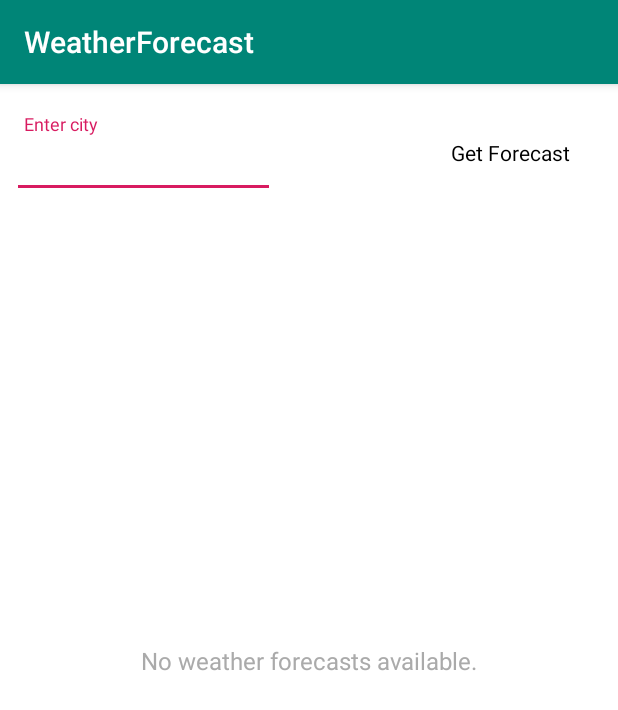
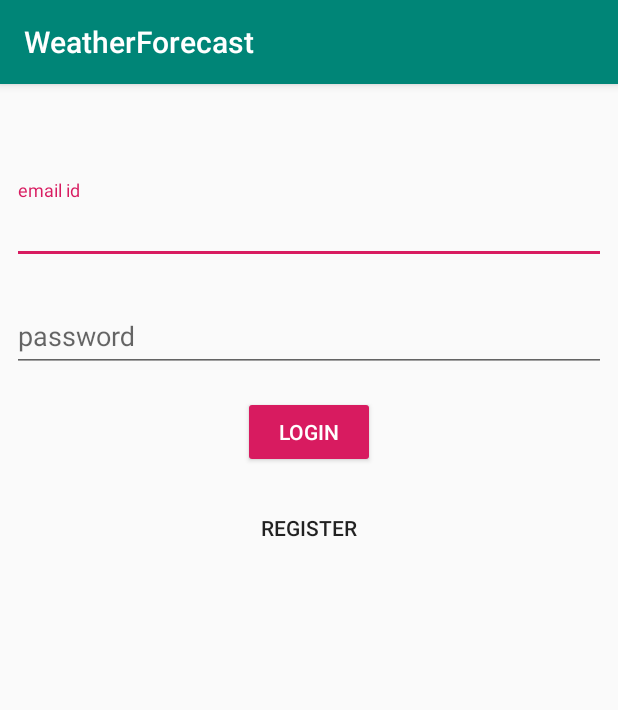
Before and after one commit to ajeshsoman2000/weather-forecast, an Android app: the screen it shows after launch (MainActivity), on a phone screen of 412 x 824 dp. Shown: the top 710 px of the screen. Run offline under Robolectric (Android 15) with nearby library versions, the phone set to English and light mode, and no system bars; our stand-ins replace Room's generated code, data binding.

Commit message:
Added in registration flow with room database. WIP

```diff
--- /dev/null
+++ b/app/src/main/java/com/example/weatherforecast/model/LoginResponse.kt
@@ -0,0 +1,6 @@
+package com.example.weatherforecast.model
+
+sealed class LoginResponse {
+    class Success(sucessMsg: String): LoginResponse()
+    class Error(errorMsg: String): LoginResponse()
+}
--- /dev/null
+++ b/app/src/main/java/com/example/weatherforecast/repository/database/userdetail/UserDetailDB.kt
@@ -0,0 +1,29 @@
+package com.example.weatherforecast.repository.database.userdetail
+
+import android.content.Context
+import androidx.room.Database
+import androidx.room.Room
+import androidx.room.RoomDatabase
+
+@Database(entities = [UserDetailEntity::class], exportSchema = false, version = 1)
+abstract class UserDetailDB: RoomDatabase() {
+
+    abstract fun userDetailDao(): UserDetailDao
+
+    companion object {
+        var INSTANCE: UserDetailDB? = null
+
+        fun getAppDataBase(context: Context): UserDetailDB? {
+            if (INSTANCE == null){
+                synchronized(UserDetailDB::class){
+                    INSTANCE = Room.databaseBuilder(context.applicationContext, UserDetailDB::class.java, "userDB").build()
+                }
+            }
+            return INSTANCE
+        }
+
+        fun destroyDataBase(){
+            INSTANCE = null
+        }
+    }
+}
--- /dev/null
+++ b/app/src/main/java/com/example/weatherforecast/repository/database/userdetail/UserDetailDao.kt
@@ -0,0 +1,15 @@
+package com.example.weatherforecast.repository.database.userdetail
+
+import androidx.room.Dao
+import androidx.room.Insert
+import androidx.room.Query
+
+@Dao
+interface UserDetailDao {
+
+    @Insert
+    fun addUser(user: UserDetailEntity)
+
+    @Query("SELECT * from user_table WHERE email = :email")
+    fun getUser(email: String): UserDetailEntity
+}
--- /dev/null
+++ b/app/src/main/java/com/example/weatherforecast/utils/EncryptionUtils.kt
@@ -0,0 +1,20 @@
+package com.example.weatherforecast.utils
+
+import java.security.SecureRandom
+import android.R.attr.password
+import android.util.Base64
+import java.nio.charset.Charset
+import javax.crypto.SecretKeyFactory
+import javax.crypto.spec.PBEKeySpec
+
+
+fun String.hashPassword(): String {
+
+    val random = SecureRandom()
+    val salt = ByteArray(16)
+    random.nextBytes(salt)
+    val spec = PBEKeySpec(this.toCharArray(), salt, 65536, 128)
+    val factory = SecretKeyFactory.getInstance("PBKDF2WithHmacSHA1")
+    val hash = factory.generateSecret(spec).encoded
+    return String(hash, Charset.defaultCharset())
+}
--- a/app/src/main/java/com/example/weatherforecast/view/ForecastListFragment.kt
+++ b/app/src/main/java/com/example/weatherforecast/view/ForecastListFragment.kt
@@ -32,8 +32,6 @@ class ForecastListFragment: Fragment() {
 
     private var weatherDetail: LiveData<WeatherResponse>? = null
     lateinit var mainViewModel: MainViewModel
-    private val backgroundScope = CoroutineScope(Dispatchers.IO)
-    private val mainScope = CoroutineScope(Dispatchers.Main)
 
     override fun onCreateView(inflater: LayoutInflater, container: ViewGroup?, savedInstanceState: Bundle?): View? =
             inflater.inflate(R.layout.fragment_forecast_list, container, false)
@@ -101,11 +99,11 @@ class ForecastListFragment: Fragment() {
                 val imm = (activity as MainActivity).getSystemService(Context.INPUT_METHOD_SERVICE) as InputMethodManager
                 imm.toggleSoftInput(0, InputMethodManager.HIDE_NOT_ALWAYS)
                 pb_fetch_forecast.visibility = View.VISIBLE
-                backgroundScope.launch {
+                mainViewModel.backgroundScope.launch {
                     withContext(Dispatchers.Default) {
                         mainViewModel.updateWeatherForecast(et_city.text.toString())
                     }
-                    mainScope.launch {
+                    mainViewModel.mainScope.launch {
                         setObserver()
                         pb_fetch_forecast.visibility = View.GONE
                     }
--- /dev/null
+++ b/app/src/main/java/com/example/weatherforecast/view/LoginFragment.kt
@@ -0,0 +1,52 @@
+package com.example.weatherforecast.view
+
+import android.os.Bundle
+import android.util.Log
+import android.view.LayoutInflater
+import android.view.View
+import android.view.ViewGroup
+import androidx.fragment.app.Fragment
+import androidx.lifecycle.ViewModelProviders
+import com.example.weatherforecast.R
+import com.example.weatherforecast.repository.database.userdetail.UserDetailDB
+import com.example.weatherforecast.repository.database.userdetail.UserDetailDao
+import com.example.weatherforecast.utils.hashPassword
+import com.example.weatherforecast.viewmodel.MainViewModel
+import com.example.weatherforecast.viewmodel.ViewModelFactory
+import kotlinx.android.synthetic.main.fragment_login.*
+import kotlinx.coroutines.launch
+
+class LoginFragment: Fragment() {
+
+    private var db: UserDetailDB? = null
+    private var userDao: UserDetailDao? = null
+    lateinit var mainViewModel: MainViewModel
+    private val TAG = "LoginFragment"
+
+    override fun onCreateView(inflater: LayoutInflater, container: ViewGroup?, savedInstanceState: Bundle?): View? =
+        inflater.inflate(R.layout.fragment_login, container, false)
+
+    override fun onViewCreated(view: View, savedInstanceState: Bundle?) {
+        super.onViewCreated(view, savedInstanceState)
+        mainViewModel = ViewModelProviders.of(activity as MainActivity, ViewModelFactory()).get(MainViewModel::class.java)
+        db = UserDetailDB.getAppDataBase(context = activity as MainActivity)
+        userDao = db?.userDetailDao()
+
+        val email = et_login_email.toString().trim()
+        val password = et_login_password.toString().trim().hashPassword()
+
+        btn_login.setOnClickListener {
+            mainViewModel.backgroundScope.launch {
+                val userDet = userDao?.getUser(email)
+                Log.v(TAG, "fetched user = ${userDet.toString()}")
+            }
+        }
+
+        btn_register.setOnClickListener {
+            (activity as MainActivity).supportFragmentManager.beginTransaction().addToBackStack(null).replace(
+                R.id.fl_fragment_parent,
+                RegistrationFragment()).commit()
+        }
+
+    }
+}
--- a/app/src/main/java/com/example/weatherforecast/view/MainActivity.kt
+++ b/app/src/main/java/com/example/weatherforecast/view/MainActivity.kt
@@ -29,7 +29,7 @@ class MainActivity : AppCompatActivity() {
         activityMainBinding.flFragmentParent.visibility = View.VISIBLE
         supportFragmentManager.beginTransaction().add(
             R.id.fl_fragment_parent,
-            ForecastListFragment()
+            LoginFragment()
         ).commit()
 
     }
--- a/app/src/main/java/com/example/weatherforecast/viewmodel/MainViewModel.kt
+++ b/app/src/main/java/com/example/weatherforecast/viewmodel/MainViewModel.kt
@@ -6,12 +6,16 @@ import androidx.lifecycle.ViewModel
 import com.example.weatherforecast.model.Forecast
 import com.example.weatherforecast.model.WeatherResponse
 import com.example.weatherforecast.repository.WeatherRepository
+import kotlinx.coroutines.CoroutineScope
+import kotlinx.coroutines.Dispatchers
 
 class MainViewModel: ViewModel() {
 
     private val weatherDetail: MutableLiveData<WeatherResponse> = MutableLiveData()
     lateinit var selectedForecast: Forecast
     private var weatherResponse: WeatherResponse? = null
+    val backgroundScope = CoroutineScope(Dispatchers.IO)
+    val mainScope = CoroutineScope(Dispatchers.Main)
 
     fun getWeatherForecast(): LiveData<WeatherResponse> {
         return weatherDetail
--- /dev/null
+++ b/app/src/main/res/layout/fragment_login.xml
@@ -0,0 +1,53 @@
+<?xml version="1.0" encoding="utf-8"?>
+<androidx.constraintlayout.widget.ConstraintLayout xmlns:android="http://schemas.android.com/apk/res/android"
+                                                   xmlns:app="http://schemas.android.com/apk/res-auto"
+                                                   android:layout_width="match_parent"
+                                                   android:layout_height="match_parent">
+
+    <com.google.android.material.textfield.TextInputLayout android:id="@+id/til_login_email"
+                                                           android:layout_width="match_parent"
+                                                           android:layout_height="wrap_content"
+                                                           app:layout_constraintTop_toTopOf="parent"
+                                                           app:layout_constraintLeft_toLeftOf="parent"
+                                                           app:layout_constraintRight_toRightOf="parent"
+                                                           android:layout_marginTop="64dp"
+                                                           android:layout_marginLeft="8dp"
+                                                           android:layout_marginRight="8dp">
+        <EditText android:id="@+id/et_login_email" android:layout_width="match_parent"
+                  android:layout_height="wrap_content"
+                  android:hint="email id"
+                  android:inputType="textEmailAddress"/>
+    </com.google.android.material.textfield.TextInputLayout>
+
+    <com.google.android.material.textfield.TextInputLayout android:id="@+id/til_login_password"
+                                                           android:layout_width="match_parent"
+                                                           android:layout_height="wrap_content"
+                                                           app:layout_constraintTop_toBottomOf="@id/til_login_email"
+                                                           app:layout_constraintLeft_toLeftOf="@id/til_login_email"
+                                                           app:layout_constraintRight_toRightOf="@id/til_login_email"
+                                                           android:layout_marginTop="16dp"
+                                                           android:layout_marginLeft="8dp"
+                                                           android:layout_marginRight="8dp">
+        <EditText android:id="@+id/et_login_password" android:layout_width="match_parent"
+                  android:layout_height="wrap_content"
+                  android:hint="password"
+                  android:inputType="textPassword"/>
+    </com.google.android.material.textfield.TextInputLayout>
+
+    <Button android:id="@+id/btn_login" android:layout_width="wrap_content" android:layout_height="wrap_content"
+            app:layout_constraintTop_toBottomOf="@id/til_login_password"
+            android:text="Login"
+            app:layout_constraintLeft_toLeftOf="@id/til_login_email"
+            app:layout_constraintRight_toRightOf="@id/til_login_email"
+            android:layout_marginTop="16dp"
+            style="@style/Widget.AppCompat.Button.Colored"/>
+
+    <Button android:id="@+id/btn_register" android:layout_width="wrap_content" android:layout_height="wrap_content"
+            app:layout_constraintTop_toBottomOf="@id/btn_login"
+            android:text="Register"
+            app:layout_constraintLeft_toLeftOf="@id/til_login_email"
+            app:layout_constraintRight_toRightOf="@id/til_login_email"
+            android:layout_marginTop="16dp"
+            android:background="@android:color/transparent"/>
+
+</androidx.constraintlayout.widget.ConstraintLayout>
```
Also changed, not shown: app/build.gradle (+9 -3 lines), app/src/main/java/com/example/weatherforecast/repository/database/userdetail/UserDetailEntity.kt (added, +8 -0 lines), app/src/main/java/com/example/weatherforecast/view/RegistrationFragment.kt (added, +56 -0 lines), app/src/main/res/layout/fragment_registration.xml (added, +59 -0 lines).
